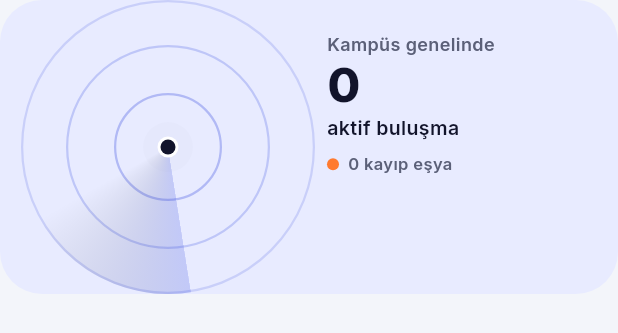
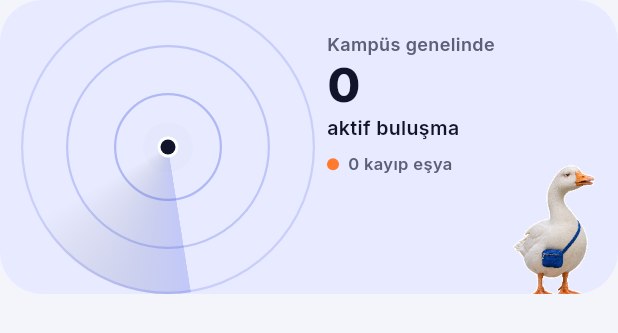
Before and after one commit to zulficon/fixCampus-mobile, a Flutter app: the RadarSummary widget shown alone on an empty page, opened directly with empty values, on a phone screen of 412 x 824 dp. Shown: the top 333 px of the screen. Run offline on Flutter 3.47's test engine with Material 3 defaults, Android fonts, the phone set to English and light mode, and no system bars; our stand-ins replace dio, shared_preferences, supabase, supabase_flutter; accounts and stored records are empty; network calls fail.

Commit message:
Ek geliştirme: uygulamaya maskot stickerlar eklendi

```diff
--- a/lib/screens/profile/profile_screen.dart
+++ b/lib/screens/profile/profile_screen.dart
@@ -7,6 +7,7 @@ import '../../routes/app_routes.dart';
 import '../../widgets/empty_state.dart';
 import '../../widgets/listing_card.dart';
 import '../../widgets/status_badge.dart';
+import '../../widgets/sticker_slot.dart';
 
 /// Profil Ekranı (Kullanıcı Bilgileri, Bölüm, Sınıf, İlanlarım, Oturum ve Düzenleme)
 class ProfileScreen extends StatelessWidget {
@@ -350,6 +351,7 @@ class ProfileScreen extends StatelessWidget {
                 !loadingListings &&
                 listingsError == null)
               const EmptyState(
+                sticker: StickerSlot(sticker: CampusSticker.capybara),
                 icon: Icons.post_add_outlined,
                 title: 'Henüz İlanınız Yok',
                 description:
--- a/lib/screens/radar/radar_summary.dart
+++ b/lib/screens/radar/radar_summary.dart
@@ -44,7 +44,7 @@ class _RadarSummaryState extends State<RadarSummary>
 
   @override
   Widget build(BuildContext context) {
-    const pigeon = CampusSticker.pigeon;
+    const goose = CampusSticker.goose;
     final scale = MediaQuery.textScalerOf(context).scale(13) / 13;
     return LayoutBuilder(
       builder: (context, constraints) {
@@ -124,9 +124,9 @@ class _RadarSummaryState extends State<RadarSummary>
                 ),
               ),
               Positioned(
-                right: pigeon.right,
-                bottom: pigeon.bottom,
-                child: const StickerSlot(sticker: pigeon),
+                right: goose.right,
+                bottom: goose.bottom,
+                child: const StickerSlot(sticker: goose),
               ),
             ],
           ),
--- a/lib/widgets/sticker_slot.dart
+++ b/lib/widgets/sticker_slot.dart
@@ -1,24 +1,28 @@
 import 'package:flutter/widgets.dart';
 
 enum CampusSticker {
-  pigeon(96, right: -6, bottom: -8),
-  cat(140, right: -10, bottom: -6, textClearance: 120),
-  rabbit(128);
+  goose(96, 'goose.png', right: -6, bottom: -8),
+  raccoon(140, 'raccoon.png', textClearance: 120),
+  capybara(128, 'capybara.png');
 
   const CampusSticker(
-    this.size, {
+    this.size,
+    this.fileName, {
     this.right,
     this.bottom,
     this.textClearance = 0,
   });
 
   final double size;
+  final String fileName;
   final double? right;
   final double? bottom;
   final double textClearance;
+
+  String get assetPath => 'assets/images/stickers/$fileName';
 }
 
-/// Leaves the illustration's space available while its artwork is absent.
+/// Decorative campus sticker, sized independently of the image resolution.
 class StickerSlot extends StatelessWidget {
   const StickerSlot({super.key, required this.sticker, this.artwork});
 
@@ -27,11 +31,19 @@ class StickerSlot extends StatelessWidget {
 
   @override
   Widget build(BuildContext context) {
-    return SizedBox.square(
-      dimension: sticker.size,
-      child: artwork == null
-          ? null
-          : FittedBox(fit: BoxFit.contain, child: artwork),
+    return ExcludeSemantics(
+      child: SizedBox.square(
+        dimension: sticker.size,
+        child: artwork == null
+            ? Image.asset(
+                sticker.assetPath,
+                fit: BoxFit.contain,
+                cacheWidth:
+                    (sticker.size * MediaQuery.devicePixelRatioOf(context))
+                        .ceil(),
+              )
+            : FittedBox(fit: BoxFit.contain, child: artwork),
+      ),
     );
   }
 }
--- a/pubspec.yaml
+++ b/pubspec.yaml
@@ -45,6 +45,7 @@ flutter:
   uses-material-design: true
   assets:
     - assets/images/
+    - assets/images/stickers/
     - assets/icons/
     - assets/fonts/Inter-OFL.txt
     - assets/fonts/BricolageGrotesque-OFL.txt
```
Also changed, not shown: lib/screens/lost_found/lost_found_feed_screen.dart (+49 -0 lines), assets/images/stickers/capybara.png (added), assets/images/stickers/goose.png (added), assets/images/stickers/raccoon.png (added), 2 other files.
